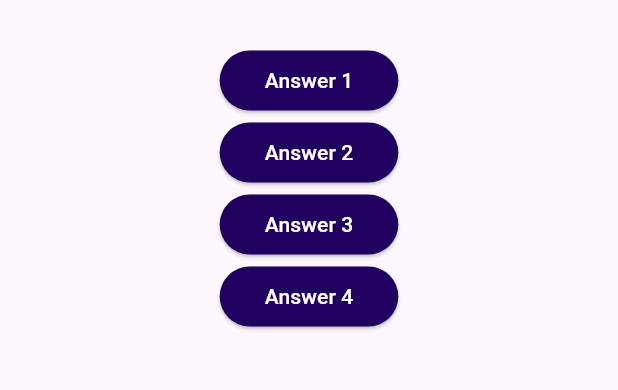
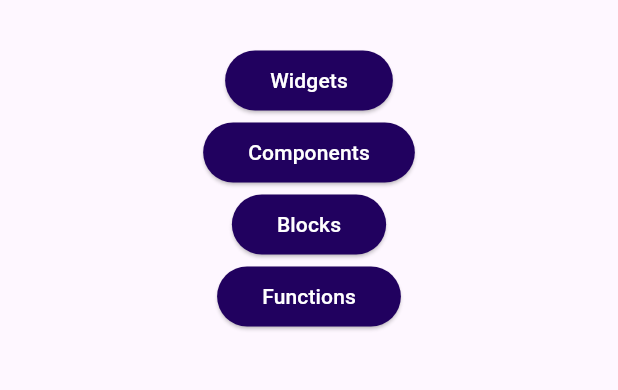
Before and after one commit to aminyous/quiz, a Flutter app: the QuestionsScreen widget shown alone on an empty page, opened directly, on a phone screen of 412 x 824 dp, the part 467-857 px from its top. Run offline on Flutter 3.47's test engine with Material 3 defaults, Android fonts, the phone set to English and light mode, and no system bars.

Commit message:
Start displaying Questions - Phase 1

```diff
--- a/lib/answer_button.dart
+++ b/lib/answer_button.dart
@@ -15,6 +15,7 @@ class AnswerButton extends StatelessWidget {
             horizontal: 30,
             vertical: 10,
           ),
+
           backgroundColor: const Color.fromARGB(255, 33, 1, 95),
           foregroundColor: Colors.white,
           shape: RoundedRectangleBorder(
--- a/lib/questions_screen.dart
+++ b/lib/questions_screen.dart
@@ -1,6 +1,6 @@
 import 'package:flutter/material.dart';
 import 'package:quiz_app/answer_button.dart';
-
+import 'package:quiz_app/data/questions.dart';
 class QuestionsScreen extends StatefulWidget {
   const QuestionsScreen({super.key});
 
@@ -9,6 +9,9 @@ class QuestionsScreen extends StatefulWidget {
 }
 
 class _QuestionsScreenState extends State<QuestionsScreen> {
+
+  final currentQuestion = questions[0];
+
   @override
   Widget build(BuildContext context) {
     return  SizedBox(
@@ -16,15 +19,18 @@ class _QuestionsScreenState extends State<QuestionsScreen> {
       child: Column(
         mainAxisAlignment: MainAxisAlignment.center,
         children: [
-          const Text(
-            'The Question of our quiz game is here.',
-            style: TextStyle(color: Colors.white),
+          Text(
+            currentQuestion.text,
+            style: const TextStyle(color: Colors.white),
           ),
           const SizedBox(height: 30),
-          AnswerButton(answerText: 'Answer 1', onTap: (){print('hello');}),
-          AnswerButton(answerText: 'Answer 2', onTap: (){print('hello');}),
-          AnswerButton(answerText: 'Answer 3', onTap: (){print('hello');}),
-          AnswerButton(answerText: 'Answer 4', onTap: (){print('hello');}),
+          AnswerButton(answerText: currentQuestion.answers[0], onTap: (){print(currentQuestion.text);}),
+
+          AnswerButton(answerText: currentQuestion.answers[1], onTap: (){print('hello2');}),
+
+          AnswerButton(answerText: currentQuestion.answers[2], onTap: (){print('hello34');}),
+
+          AnswerButton(answerText: currentQuestion.answers[3], onTap: (){print('helldfdo4');}),
         ],
       ),
     );
```
